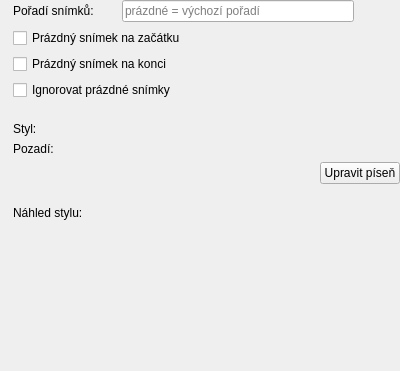
Before: the Qt Designer form src/presentation/native/presentationpropertieswidget_song.ui in CZDanol/StrawLumen, drawn with Qt 5.
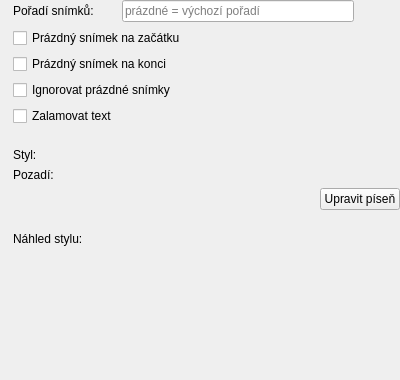
After: the same form once the commit is applied. Icons and pictures are not drawn. Custom widgets are drawn as their Qt base class.

Commit message: Song word wrapping

Patch:
```diff
--- a/src/presentation/native/presentationpropertieswidget_song.ui
+++ b/src/presentation/native/presentationpropertieswidget_song.ui
@@ -32,20 +32,30 @@
    <property name="bottomMargin">
     <number>0</number>
    </property>
-   <item row="5" column="3">
-    <widget class="StyleSelectionWidget" name="wgtStyle" native="true">
-     <property name="sizePolicy">
-      <sizepolicy hsizetype="Expanding" vsizetype="Preferred">
-       <horstretch>0</horstretch>
-       <verstretch>0</verstretch>
-      </sizepolicy>
+   <item row="0" column="2">
+    <spacer name="horizontalSpacer">
+     <property name="orientation">
+      <enum>Qt::Horizontal</enum>
      </property>
-     <property name="focusPolicy">
-      <enum>Qt::StrongFocus</enum>
+     <property name="sizeType">
+      <enum>QSizePolicy::Fixed</enum>
+     </property>
+     <property name="sizeHint" stdset="0">
+      <size>
+       <width>16</width>
+       <height>20</height>
+      </size>
+     </property>
+    </spacer>
+   </item>
+   <item row="10" column="0">
+    <widget class="QLabel" name="label_10">
+     <property name="pixmap">
+      <pixmap resource="../../../res/resources.qrc">:/icons/16/Eye_16px.png</pixmap>
      </property>
     </widget>
    </item>
-   <item row="10" column="0" colspan="4">
+   <item row="11" column="0" colspan="4">
     <widget class="PresentationStylePreviewWidget" name="wgtStylePreview" native="true">
      <property name="sizePolicy">
       <sizepolicy hsizetype="Preferred" vsizetype="Expanding">
@@ -61,8 +71,22 @@
      </property>
     </widget>
    </item>
+   <item row="2" column="0">
+    <widget class="QLabel" name="label_8">
+     <property name="pixmap">
+      <pixmap resource="../../../res/resources.qrc">:/icons/16/Logout Rounded Left_16px.png</pixmap>
+     </property>
+    </widget>
+   </item>
+   <item row="10" column="1" colspan="3">
+    <widget class="QLabel" name="label_9">
+     <property name="text">
+      <string>Náhled stylu:</string>
+     </property>
+    </widget>
+   </item>
    <item row="6" column="3">
-    <widget class="PresentationBackgroundSelectionWidget" name="wgtBackground" native="true">
+    <widget class="StyleSelectionWidget" name="wgtStyle" native="true">
      <property name="sizePolicy">
       <sizepolicy hsizetype="Expanding" vsizetype="Preferred">
        <horstretch>0</horstretch>
@@ -74,10 +98,10 @@
      </property>
     </widget>
    </item>
-   <item row="2" column="1" colspan="3">
-    <widget class="QCheckBox" name="cbEmptySlideAfter">
+   <item row="6" column="1">
+    <widget class="QLabel" name="label_2">
      <property name="text">
-      <string>Prázdný snímek na konci</string>
+      <string>Styl:</string>
      </property>
     </widget>
    </item>
@@ -88,49 +112,12 @@
      </property>
     </widget>
    </item>
-   <item row="8" column="1">
-    <spacer name="verticalSpacer_2">
-     <property name="orientation">
-      <enum>Qt::Vertical</enum>
+   <item row="7" column="0">
+    <widget class="QLabel" name="label_3">
+     <property name="pixmap">
+      <pixmap resource="../../../res/resources.qrc">:/icons/16/Full Image_16px.png</pixmap>
      </property>
-     <property name="sizeType">
-      <enum>QSizePolicy::Fixed</enum>
-     </property>
-     <property name="sizeHint" stdset="0">
-      <size>
-       <width>20</width>
-       <height>16</height>
-      </size>
-     </property>
-    </spacer>
-   </item>
-   <item row="7" column="0" colspan="4">
-    <layout class="QHBoxLayout" name="horizontalLayout_2">
-     <item>
-      <spacer name="horizontalSpacer_2">
-       <property name="orientation">
-        <enum>Qt::Horizontal</enum>
-       </property>
-       <property name="sizeHint" stdset="0">
-        <size>
-         <width>40</width>
-         <height>20</height>
-        </size>
-       </property>
-      </spacer>
-     </item>
-     <item>
-      <widget class="QPushButton" name="btnEditSong">
-       <property name="text">
-        <string>Upravit píseň</string>
-       </property>
-       <property name="icon">
-        <iconset resource="../../../res/resources.qrc">
-         <normaloff>:/icons/16/Edit_16px.png</normaloff>:/icons/16/Edit_16px.png</iconset>
-       </property>
-      </widget>
-     </item>
-    </layout>
+    </widget>
    </item>
    <item row="0" column="0">
     <widget class="QLabel" name="label_5">
@@ -139,73 +126,72 @@
      </property>
     </widget>
    </item>
-   <item row="0" column="2">
-    <spacer name="horizontalSpacer">
-     <property name="orientation">
-      <enum>Qt::Horizontal</enum>
-     </property>
-     <property name="sizeType">
-      <enum>QSizePolicy::Fixed</enum>
-     </property>
-     <property name="sizeHint" stdset="0">
-      <size>
-       <width>16</width>
-       <height>20</height>
-      </size>
-     </property>
-    </spacer>
-   </item>
-   <item row="0" column="1">
-    <widget class="QLabel" name="label_6">
-     <property name="text">
-      <string>Pořadí snímků:</string>
-     </property>
-    </widget>
-   </item>
-   <item row="4" column="1">
-    <spacer name="verticalSpacer">
-     <property name="orientation">
-      <enum>Qt::Vertical</enum>
-     </property>
-     <property name="sizeType">
-      <enum>QSizePolicy::Fixed</enum>
-     </property>
-     <property name="sizeHint" stdset="0">
-      <size>
-       <width>20</width>
-       <height>16</height>
-      </size>
-     </property>
-    </spacer>
-   </item>
-   <item row="1" column="1" colspan="3">
-    <widget class="QCheckBox" name="cbEmptySlideBefore">
-     <property name="text">
-      <string>Prázdný snímek na začátku</string>
-     </property>
-    </widget>
-   </item>
-   <item row="2" column="0">
-    <widget class="QLabel" name="label_8">
-     <property name="pixmap">
-      <pixmap resource="../../../res/resources.qrc">:/icons/16/Logout Rounded Left_16px.png</pixmap>
-     </property>
-    </widget>
-   </item>
-   <item row="6" column="0">
-    <widget class="QLabel" name="label_3">
-     <property name="pixmap">
-      <pixmap resource="../../../res/resources.qrc">:/icons/16/Full Image_16px.png</pixmap>
-     </property>
-    </widget>
-   </item>
-   <item row="6" column="1">
+   <item row="7" column="1">
     <widget class="QLabel" name="label_4">
      <property name="text">
       <string>Pozadí:</string>
      </property>
     </widget>
    </item>
+   <item row="5" column="1">
+    <spacer name="verticalSpacer">
+     <property name="orientation">
+      <enum>Qt::Vertical</enum>
+     </property>
+     <property name="sizeType">
+      <enum>QSizePolicy::Fixed</enum>
+     </property>
+     <property name="sizeHint" stdset="0">
+      <size>
+       <width>20</width>
+       <height>16</height>
+      </size>
+     </property>
+    </spacer>
+   </item>
+   <item row="6" column="0">
+    <widget class="QLabel" name="label">
+     <property name="pixmap">
+      <pixmap resource="../../../res/resources.qrc">:/icons/16/Paint Palette_16px.png</pixmap>
+     </property>
+    </widget>
+   </item>
+   <item row="7" column="3">
+    <widget class="PresentationBackgroundSelectionWidget" name="wgtBackground" native="true">
+     <property name="sizePolicy">
+      <sizepolicy hsizetype="Expanding" vsizetype="Preferred">
+       <horstretch>0</horstretch>
+       <verstretch>0</verstretch>
+      </sizepolicy>
+     </property>
+     <property name="focusPolicy">
+      <enum>Qt::StrongFocus</enum>
+     </property>
+    </widget>
+   </item>
+   <item row="9" column="1">
+    <spacer name="verticalSpacer_2">
+     <property name="orientation">
+      <enum>Qt::Vertical</enum>
+     </property>
+     <property name="sizeType">
+      <enum>QSizePolicy::Fixed</enum>
+     </property>
+     <property name="sizeHint" stdset="0">
+      <size>
+       <width>20</width>
+       <height>16</height>
+      </size>
+     </property>
+    </spacer>
+   </item>
+   <item row="3" column="1" colspan="3">
+    <widget class="QCheckBox" name="cbIgnoreEmptySlides">
+     <property name="text">
+      <string>Ignorovat prázdné snímky</string>
+     </property>
+    </widget>
+   </item>
    <item row="0" column="3">
     <layout class="QHBoxLayout" name="horizontalLayout">
      <item>
@@ -228,31 +214,24 @@
      </item>
     </layout>
    </item>
-   <item row="5" column="0">
-    <widget class="QLabel" name="label">
-     <property name="pixmap">
-      <pixmap resource="../../../res/resources.qrc">:/icons/16/Paint Palette_16px.png</pixmap>
+   <item row="0" column="1">
+    <widget class="QLabel" name="label_6">
+     <property name="text">
+      <string>Pořadí snímků:</string>
      </property>
     </widget>
    </item>
-   <item row="9" column="0">
-    <widget class="QLabel" name="label_10">
-     <property name="pixmap">
-      <pixmap resource="../../../res/resources.qrc">:/icons/16/Eye_16px.png</pixmap>
-     </property>
-    </widget>
-   </item>
-   <item row="9" column="1" colspan="3">
-    <widget class="QLabel" name="label_9">
+   <item row="2" column="1" colspan="3">
+    <widget class="QCheckBox" name="cbEmptySlideAfter">
      <property name="text">
-      <string>Náhled stylu:</string>
+      <string>Prázdný snímek na konci</string>
      </property>
     </widget>
    </item>
-   <item row="5" column="1">
-    <widget class="QLabel" name="label_2">
+   <item row="1" column="1" colspan="3">
+    <widget class="QCheckBox" name="cbEmptySlideBefore">
      <property name="text">
-      <string>Styl:</string>
+      <string>Prázdný snímek na začátku</string>
      </property>
     </widget>
    </item>
@@ -263,10 +242,45 @@
      </property>
     </widget>
    </item>
-   <item row="3" column="1" colspan="3">
-    <widget class="QCheckBox" name="cbIgnoreEmptySlides">
+   <item row="8" column="0" colspan="4">
+    <layout class="QHBoxLayout" name="horizontalLayout_2">
+     <item>
+      <spacer name="horizontalSpacer_2">
+       <property name="orientation">
+        <enum>Qt::Horizontal</enum>
+       </property>
+       <property name="sizeHint" stdset="0">
+        <size>
+         <width>40</width>
+         <height>20</height>
+        </size>
+       </property>
+      </spacer>
+     </item>
+     <item>
+      <widget class="QPushButton" name="btnEditSong">
+       <property name="text">
+        <string>Upravit píseň</string>
+       </property>
+       <property name="icon">
+        <iconset resource="../../../res/resources.qrc">
+         <normaloff>:/icons/16/Edit_16px.png</normaloff>:/icons/16/Edit_16px.png</iconset>
+       </property>
+      </widget>
+     </item>
+    </layout>
+   </item>
+   <item row="4" column="0">
+    <widget class="QLabel" name="label_12">
+     <property name="pixmap">
+      <pixmap resource="../../../res/resources.qrc">:/icons/16/word_wrap_16px.png</pixmap>
+     </property>
+    </widget>
+   </item>
+   <item row="4" column="1" colspan="3">
+    <widget class="QCheckBox" name="cbWordWrap">
      <property name="text">
-      <string>Ignorovat prázdné snímky</string>
+      <string>Zalamovat text</string>
      </property>
     </widget>
    </item>
```
The commit also changes 16 other files.
